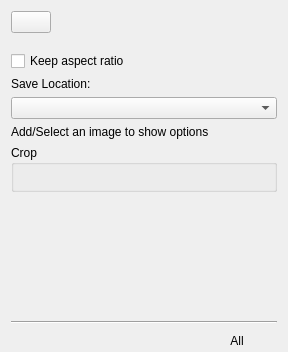
The window that plugins/tools/defaulttool/referenceimagestool/WdgToolOptions.ui (KDE/krita) describes before a commit, drawn with Qt 5.
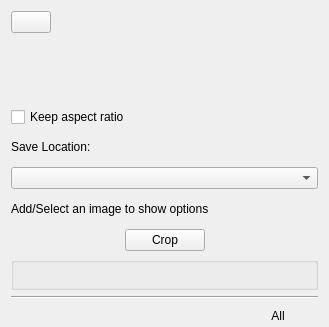
The same window after the commit. Custom widgets are drawn as their Qt base class.

Commit message: Add ShapeSliders in RI wdg for crop

The edit to the form file:
```diff
--- a/plugins/tools/defaulttool/referenceimagestool/WdgToolOptions.ui
+++ b/plugins/tools/defaulttool/referenceimagestool/WdgToolOptions.ui
@@ -10,8 +10,8 @@
    <rect>
     <x>0</x>
     <y>0</y>
-    <width>288</width>
-    <height>352</height>
+    <width>329</width>
+    <height>327</height>
    </rect>
   </property>
   <property name="sizePolicy">
@@ -85,38 +85,66 @@
     </widget>
    </item>
    <item>
-    <widget class="QGroupBox" name="grpCrop">
-     <property name="title">
-      <string>Crop</string>
-     </property>
-     <layout class="QGridLayout" name="gridLayout">
-      <item row="0" column="0">
-       <widget class="KisDoubleSliderSpinBox" name="sldOffsetX" native="true"/>
-      </item>
-      <item row="2" column="1">
-       <widget class="KisDoubleSliderSpinBox" name="sldHeight" native="true"/>
-      </item>
-      <item row="0" column="1">
-       <widget class="KisDoubleSliderSpinBox" name="sldWidth" native="true"/>
-      </item>
-      <item row="2" column="0">
-       <widget class="KisDoubleSliderSpinBox" name="sldOffsetY" native="true"/>
-      </item>
-     </layout>
-    </widget>
-   </item>
-   <item>
-    <spacer name="verticalSpacer">
-     <property name="orientation">
-      <enum>Qt::Vertical</enum>
-     </property>
-     <property name="sizeHint" stdset="0">
-      <size>
-       <width>20</width>
-       <height>40</height>
-      </size>
-     </property>
-    </spacer>
+    <layout class="QVBoxLayout" name="verticalLayout_3">
+     <item>
+      <layout class="QGridLayout" name="gridLayout_7">
+       <item row="0" column="1">
+        <widget class="QPushButton" name="pushButton">
+         <property name="text">
+          <string>Crop</string>
+         </property>
+        </widget>
+       </item>
+       <item row="0" column="0">
+        <spacer name="horizontalSpacer_3">
+         <property name="orientation">
+          <enum>Qt::Horizontal</enum>
+         </property>
+         <property name="sizeHint" stdset="0">
+          <size>
+           <width>40</width>
+           <height>20</height>
+          </size>
+         </property>
+        </spacer>
+       </item>
+       <item row="0" column="2">
+        <spacer name="horizontalSpacer_4">
+         <property name="orientation">
+          <enum>Qt::Horizontal</enum>
+         </property>
+         <property name="sizeHint" stdset="0">
+          <size>
+           <width>40</width>
+           <height>20</height>
+          </size>
+         </property>
+        </spacer>
+       </item>
+      </layout>
+     </item>
+     <item>
+      <widget class="QGroupBox" name="grpCrop">
+       <property name="title">
+        <string/>
+       </property>
+       <layout class="QGridLayout" name="gridLayout">
+        <item row="2" column="0">
+         <widget class="KisShapePropertySlider" name="sldOffsetY" native="true"/>
+        </item>
+        <item row="2" column="1">
+         <widget class="KisShapePropertySlider" name="sldHeight" native="true"/>
+        </item>
+        <item row="0" column="0">
+         <widget class="KisShapePropertySlider" name="sldOffsetX" native="true"/>
+        </item>
+        <item row="0" column="1">
+         <widget class="KisShapePropertySlider" name="sldWidth" native="true"/>
+        </item>
+       </layout>
+      </widget>
+     </item>
+    </layout>
    </item>
    <item>
     <widget class="Line" name="line">
@@ -270,12 +298,6 @@
    <header>KisSelectionPropertySlider.h</header>
    <container>1</container>
   </customwidget>
-  <customwidget>
-   <class>KisDoubleSliderSpinBox</class>
-   <extends>QWidget</extends>
-   <header location="global">kis_slider_spin_box.h</header>
-   <container>1</container>
-  </customwidget>
  </customwidgets>
  <resources/>
  <connections/>
```
The commit also changes 4 other files.
